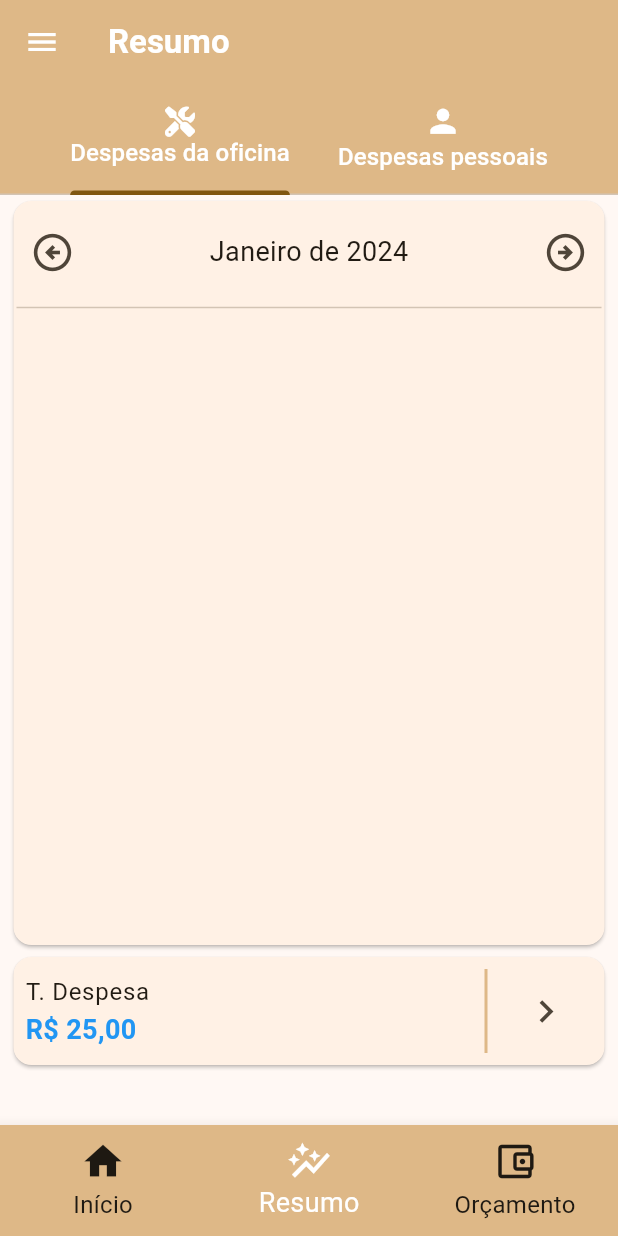
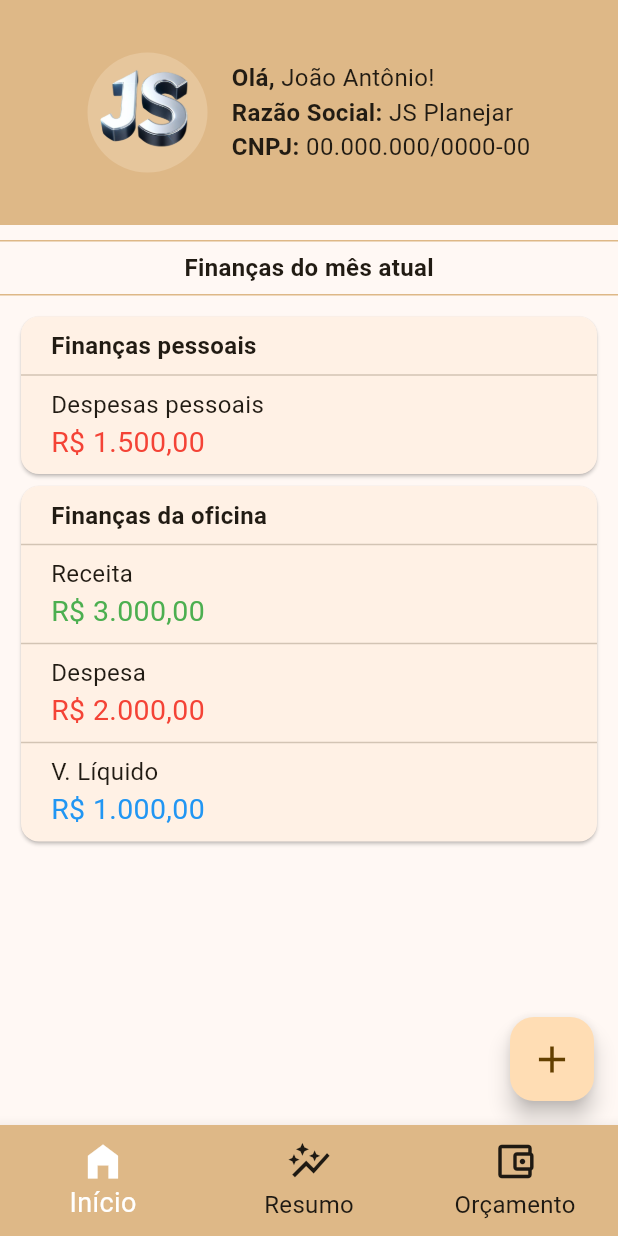
Before and after one commit to Jo-Analyst/js-budget, a Flutter app: the screen it shows after launch, on a phone screen of 412 x 824 dp. Run offline on Flutter 3.47's test engine with Material 3 defaults, Android fonts, the light colour scheme and no system bars; our stand-ins replace font_awesome_flutter, sqflite; accounts and stored records are empty; Roboto replaces fonts that are missing (Anta).

Commit message:
Início da tela home

```diff
--- a/lib/src/app/app.dart
+++ b/lib/src/app/app.dart
@@ -1,5 +1,6 @@
 import 'package:flutter/material.dart';
-import 'package:js_budget/src/summary/summary_page.dart';
+import 'package:js_budget/src/pages/home/home_page.dart';
+import 'package:js_budget/src/pages/summary/summary_page.dart';
 import 'package:js_budget/src/app/widgets/bottom_navigation_bar_item._widget.dart';
 
 class App extends StatefulWidget {
@@ -10,7 +11,7 @@ class App extends StatefulWidget {
 }
 
 class _AppState extends State<App> {
-  int _currentIndex = 1;
+  int _currentIndex = 0;
   late PageController _pageController;
 
   @override
@@ -32,8 +33,8 @@ class _AppState extends State<App> {
         controller: _pageController,
         onPageChanged: setCurrentPage,
         children: [
-          Container(color: Colors.red),
           const HomePage(),
+          const SummaryPage(),
           Container(color: Colors.blue),
           Container(color: Theme.of(context).primaryColor),
         ],
--- a/lib/src/app/widgets/bottom_navigation_bar_item._widget.dart
+++ b/lib/src/app/widgets/bottom_navigation_bar_item._widget.dart
@@ -5,7 +5,7 @@ class BottomNavigationBarItemWidget {
     return const [
       BottomNavigationBarItem(
         label: "Início",
-        icon: Icon(Icons.home),
+        icon: Icon(Icons.home_filled),
       ),
       BottomNavigationBarItem(
         label: "Resumo",
--- /dev/null
+++ b/lib/src/pages/home/home_page.dart
@@ -0,0 +1,201 @@
+import 'package:flutter/material.dart';
+import 'package:js_budget/src/pages/home/widgets/finacial_last.widget.dart';
+
+class HomePage extends StatelessWidget {
+  const HomePage({super.key});
+
+  @override
+  Widget build(BuildContext context) {
+    var theme = Theme.of(context);
+    return Scaffold(
+      body: Column(
+        crossAxisAlignment: CrossAxisAlignment.start,
+        children: [
+          // Topo
+          Container(
+            padding: const EdgeInsets.symmetric(horizontal: 15),
+            height: 150,
+            color: theme.primaryColor,
+            child: Row(
+              mainAxisAlignment: MainAxisAlignment.center,
+              children: [
+                Container(
+                  decoration: BoxDecoration(
+                    color: const Color.fromARGB(103, 242, 218, 187),
+                    borderRadius: BorderRadius.circular(100),
+                  ),
+                  child: Image.asset(
+                    'assets/images/logo_icon.png',
+                    width: 80,
+                  ),
+                ),
+                const SizedBox(
+                  width: 16,
+                ),
+                Column(
+                  mainAxisAlignment: MainAxisAlignment.center,
+                  crossAxisAlignment: CrossAxisAlignment.start,
+                  children: [
+                    Text.rich(
+                      TextSpan(
+                        children: const [
+                          TextSpan(
+                            text: 'Olá, ',
+                            style: TextStyle(fontWeight: FontWeight.w700),
+                          ),
+                          TextSpan(text: 'João Antônio!'),
+                        ],
+                        style: TextStyle(
+                          fontSize: theme.textTheme.titleSmall!.fontSize,
+                        ),
+                      ),
+                    ),
+                    Text.rich(
+                      TextSpan(
+                        children: const [
+                          TextSpan(
+                            text: 'Razão Social: ',
+                            style: TextStyle(fontWeight: FontWeight.w700),
+                          ),
+                          TextSpan(text: 'JS Planejar'),
+                        ],
+                        style: TextStyle(
+                          fontSize: theme.textTheme.titleSmall!.fontSize,
+                        ),
+                      ),
+                    ),
+                    Text.rich(
+                      TextSpan(
+                        children: const [
+                          TextSpan(
+                            text: 'CNPJ: ',
+                            style: TextStyle(fontWeight: FontWeight.w700),
+                          ),
+                          TextSpan(text: '00.000.000/0000-00'),
+                        ],
+                        style: TextStyle(
+                          fontSize: theme.textTheme.titleSmall!.fontSize,
+                        ),
+                      ),
+                    ),
+                  ],
+                ),
+              ],
+            ),
+          ),
+
+          // título
+          Container(
+            alignment: Alignment.center,
+            margin: const EdgeInsets.symmetric(vertical: 10),
+            padding: const EdgeInsets.symmetric(vertical: 6),
+            width: double.infinity,
+            decoration: BoxDecoration(
+              border: Border.symmetric(
+                horizontal: BorderSide(color: theme.primaryColor),
+              ),
+            ),
+            child: Text(
+              'Finanças do mês atual',
+              style: TextStyle(
+                fontSize: theme.textTheme.titleSmall!.fontSize,
+                fontWeight: FontWeight.w700,
+              ),
+            ),
+          ),
+
+          // Finanças pessoais
+          Container(
+            padding: const EdgeInsets.symmetric(
+              horizontal: 10,
+            ),
+            width: double.infinity,
+            child: Card(
+              child: Padding(
+                padding: const EdgeInsets.symmetric(vertical: 8.0),
+                child: Column(
+                  crossAxisAlignment: CrossAxisAlignment.start,
+                  children: [
+                    Padding(
+                      padding: const EdgeInsets.only(left: 20),
+                      child: Text(
+                        'Finanças pessoais',
+                        style: TextStyle(
+                          fontSize: theme.textTheme.titleSmall!.fontSize,
+                          fontWeight: FontWeight.w700,
+                        ),
+                      ),
+                    ),
+                    const Divider(),
+                    const FinacialLastWidget(
+                      title: 'Despesas pessoais',
+                      value: 1500,
+                      textColor: Colors.red,
+                    ),
+                  ],
+                ),
+              ),
+            ),
+          ),
+
+          // Finanças da oficina
+          Container(
+            padding: const EdgeInsets.symmetric(
+              horizontal: 10,
+            ),
+            width: double.infinity,
+            child: Card(
+              child: Padding(
+                padding: const EdgeInsets.symmetric(vertical: 8.0),
+                child: Column(
+                  crossAxisAlignment: CrossAxisAlignment.start,
+                  children: [
+                    Padding(
+                      padding: const EdgeInsets.only(left: 20),
+                      child: Text(
+                        'Finanças da oficina',
+                        style: TextStyle(
+                          fontSize: theme.textTheme.titleSmall!.fontSize,
+                          fontWeight: FontWeight.w700,
+                        ),
+                      ),
+                    ),
+                    const Divider(),
+                    const FinacialLastWidget(
+                      title: 'Receita',
+                      value: 3000,
+                      textColor: Colors.green,
+                    ),
+                    const Divider(),
+                    const FinacialLastWidget(
+                      title: 'Despesa',
+                      value: 2000,
+                      textColor: Colors.red,
+                    ),
+                    const Divider(),
+                    const FinacialLastWidget(
+                      title: 'V. Líquido',
+                      value: 1000,
+                      textColor: Colors.blue,
+                    ),
+                  ],
+                ),
+              ),
+            ),
+          )
+        ],
+      ),
+      floatingActionButtonLocation: FloatingActionButtonLocation.endFloat,
+      floatingActionButton: FloatingActionButton(
+        tooltip: "asd",
+        onPressed: () {
+          // showModal(context, const NewTransaction());
+        },
+        child: const Icon(
+          Icons.add,
+          size: 30,
+        ),
+      ),
+    );
+  }
+}
--- /dev/null
+++ b/lib/src/pages/home/widgets/finacial_last.widget.dart
@@ -0,0 +1,39 @@
+// ignore_for_file: public_member_api_docs, sort_constructors_first
+import 'package:flutter/material.dart';
+
+import 'package:js_budget/src/utils/utils_service.dart';
+
+class FinacialLastWidget extends StatelessWidget {
+  final String title;
+  final double value;
+  final Color? textColor;
+
+  const FinacialLastWidget({
+    super.key,
+    required this.title,
+    required this.value,
+    this.textColor,
+  });
+
+  @override
+  Widget build(BuildContext context) {
+    return Padding(
+      padding: const EdgeInsets.symmetric(horizontal: 20),
+      child: Column(
+        crossAxisAlignment: CrossAxisAlignment.start,
+        children: [
+          Text(
+            title,
+            style: TextStyle(
+                fontSize: Theme.of(context).textTheme.titleSmall!.fontSize),
+          ),
+          Text(
+            UtilsService.priceToCurrency(value),
+            style:
+                TextStyle(color: textColor, fontSize: 19, fontFamily: 'Anta'),
+          ),
+        ],
+      ),
+    );
+  }
+}
--- a/lib/src/summary/summary_page.dart
+++ b/lib/src/pages/summary/summary_page.dart
@@ -1,16 +1,17 @@
 import 'package:flutter/material.dart';
-import 'package:js_budget/src/summary/widgets/summary_total_widget.dart';
+import 'package:js_budget/src/pages/summary/widgets/summary_total_widget.dart';
 import 'package:js_budget/src/themes/light_theme.dart';
 import 'package:font_awesome_flutter/font_awesome_flutter.dart';
 
-class HomePage extends StatefulWidget {
-  const HomePage({super.key});
+class SummaryPage extends StatefulWidget {
+  const SummaryPage({super.key});
 
   @override
-  State<HomePage> createState() => _HomePageState();
+  State<SummaryPage> createState() => _SummaryPageState();
 }
 
-class _HomePageState extends State<HomePage> with TickerProviderStateMixin {
+class _SummaryPageState extends State<SummaryPage>
+    with TickerProviderStateMixin {
   late TabController _tabController;
 
   @override
```
Also changed, not shown: lib/src/pages/summary/widgets/summary_total_widget.dart (renamed from lib/src/summary/widgets/summary_total_widget.dart).
